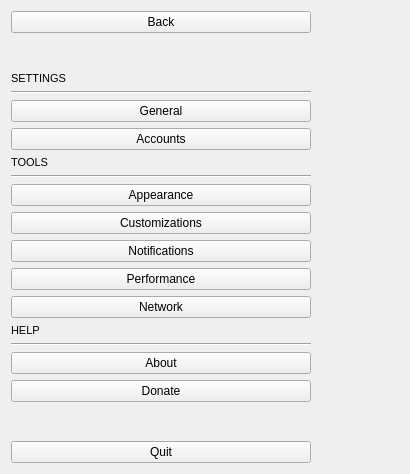
rafatosta/zapzap, file zapzap/ui/ui_settings.ui: the form before one commit.
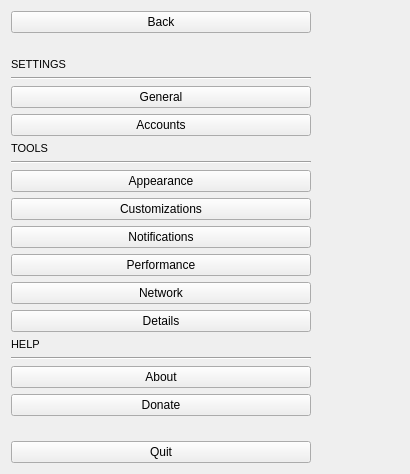
The form after the commit.

Commit message: Add detailed settings diagnostics page

```diff
--- a/zapzap/ui/ui_settings.ui
+++ b/zapzap/ui/ui_settings.ui
@@ -238,6 +238,13 @@
                </property>
               </widget>
              </item>
+             <item>
+              <widget class="QPushButton" name="btn_page_details">
+               <property name="text">
+                <string>Details</string>
+               </property>
+              </widget>
+             </item>
              <item>
               <widget class="QLabel" name="label">
                <property name="font">
```
The commit also changes 7 other files.
